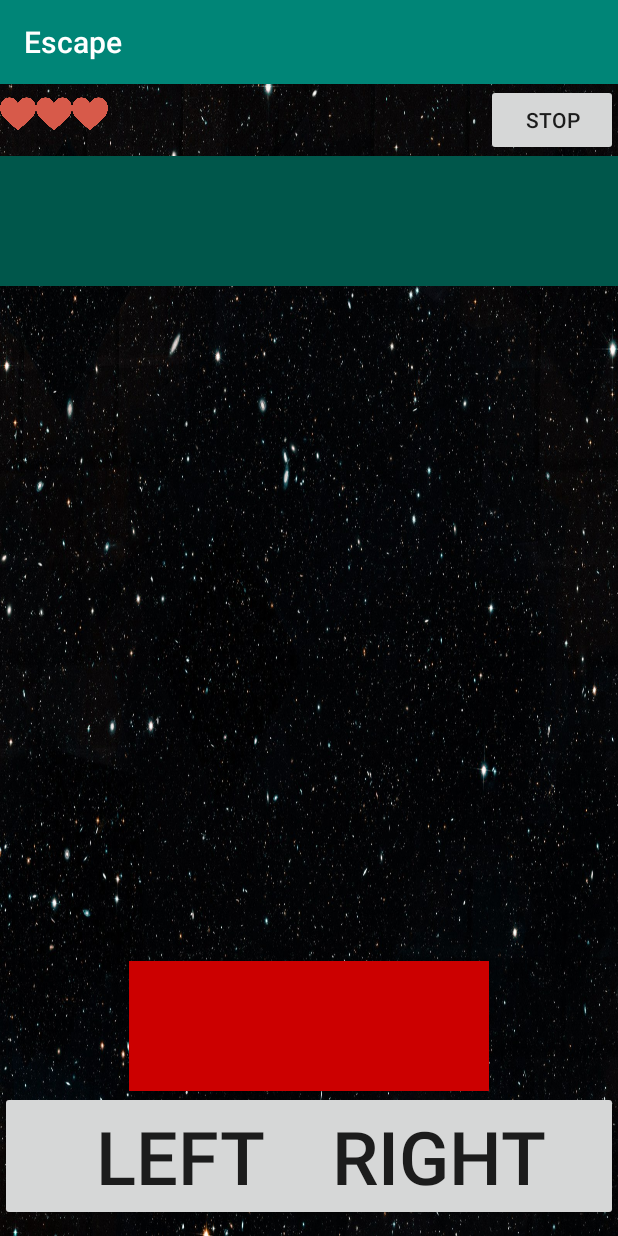
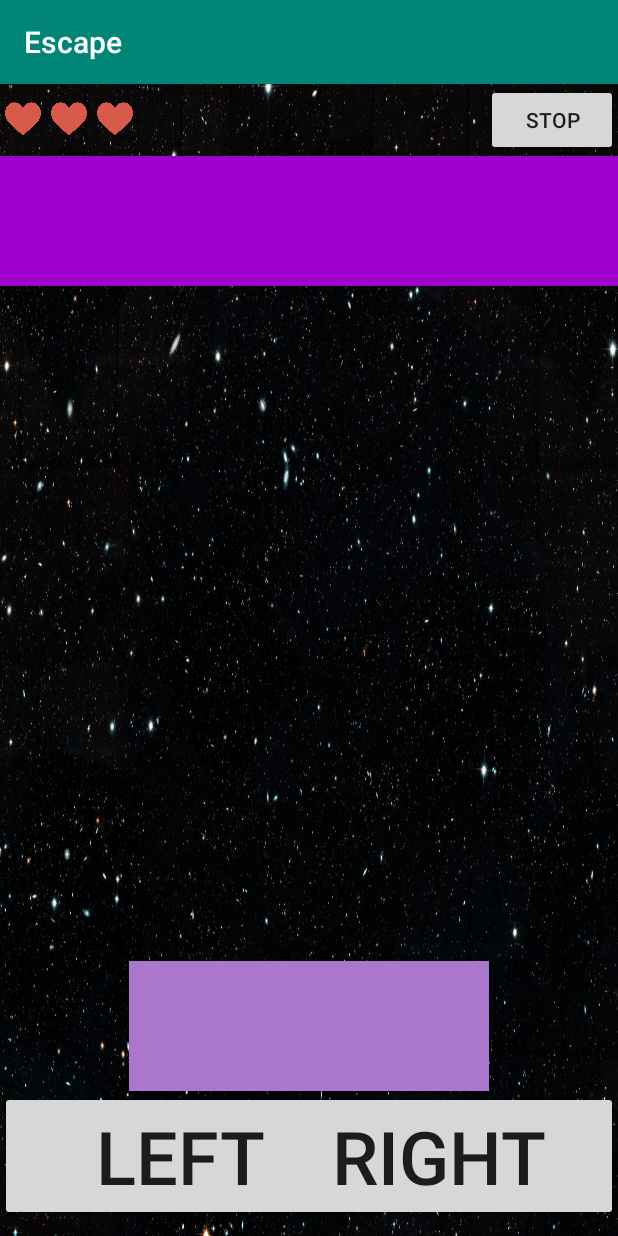
Before and after one commit to hodg300/Escape-Application, an Android app: the GameActivity screen opened directly, with no data from a screen before it, on a phone screen of 412 x 824 dp. Run offline under Robolectric (Android 15) with nearby library versions, the phone set to English and light mode, and no system bars; libraries missing offline, so code that uses them is left out: androidx.constraintlayout.solver.

Commit message:
third commit

```diff
--- a/src/main/res/layout/activity_game.xml
+++ b/src/main/res/layout/activity_game.xml
@@ -14,6 +14,7 @@
         android:id="@+id/life_status1"
         android:layout_width="24dp"
         android:layout_height="40dp"
+        android:layout_margin="3dp"
         android:layout_alignParentLeft="true"
         android:src="@drawable/like"
 
@@ -23,6 +24,7 @@
         android:layout_width="24dp"
         android:layout_height="40dp"
         android:src="@drawable/like"
+        android:layout_margin="3dp"
         android:layout_toRightOf="@id/life_status1"
         />
     <ImageView
@@ -30,6 +32,7 @@
         android:layout_width="24dp"
         android:layout_height="40dp"
         android:src="@drawable/like"
+        android:layout_margin="3dp"
         android:layout_toRightOf="@id/life_status2"
         />
 
@@ -62,7 +65,7 @@
                 android:id="@+id/enemy1"
                 android:layout_width="match_parent"
                 android:layout_height="130px"
-                android:background="@color/colorPrimaryDark"
+                android:background="#A000CC"
             />
         </LinearLayout>
         <LinearLayout
@@ -78,7 +81,7 @@
                 android:id="@+id/enemy2"
                 android:layout_width="match_parent"
                 android:layout_height="130px"
-                android:background="@color/colorPrimaryDark"
+                android:background="#A000CC"
                 />
         </LinearLayout>
         <LinearLayout
@@ -94,7 +97,7 @@
                 android:id="@+id/enemy3"
                 android:layout_width="match_parent"
                 android:layout_height="130px"
-                android:background="@color/colorPrimaryDark"
+                android:background="#A000CC"
                 />
         </LinearLayout>
 
@@ -126,7 +129,7 @@
         android:layout_height="130px"
         android:layout_above="@id/move_right"
         android:layout_centerInParent="true"
-        android:background="@android:color/holo_red_dark" />
+        android:background="#AA77CC" />
 
 
 
```
Also changed, not shown: src/main/res/drawable-v24/left-arrow.png (added), src/main/res/drawable-v24/right-arrow.png (added).
